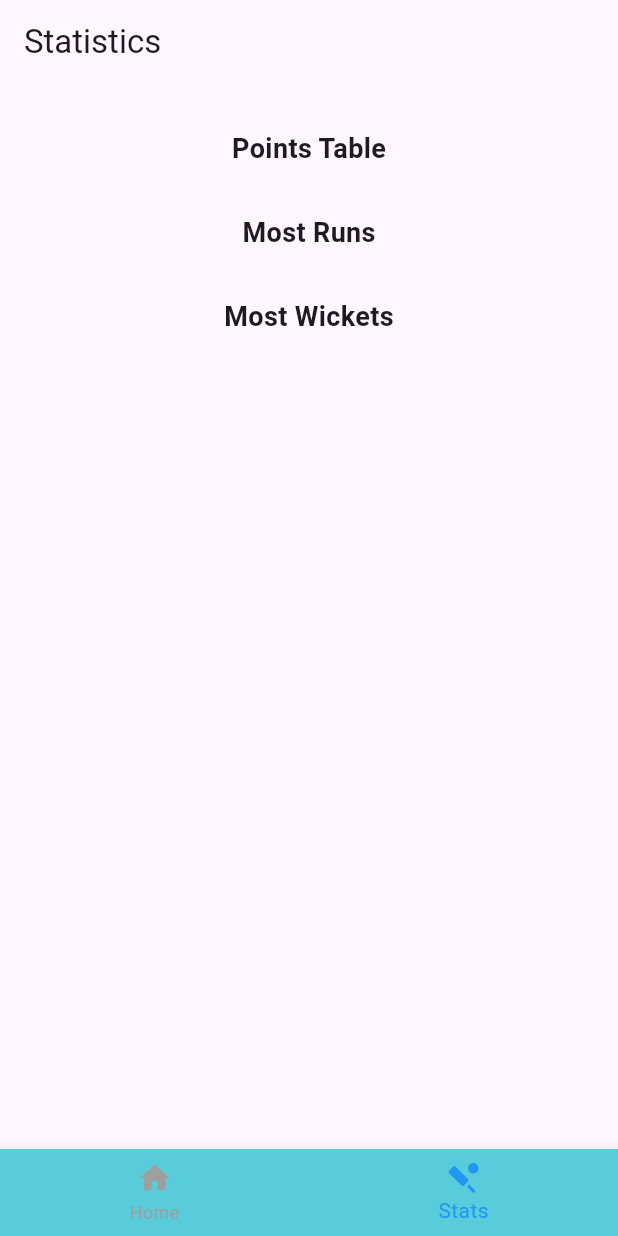
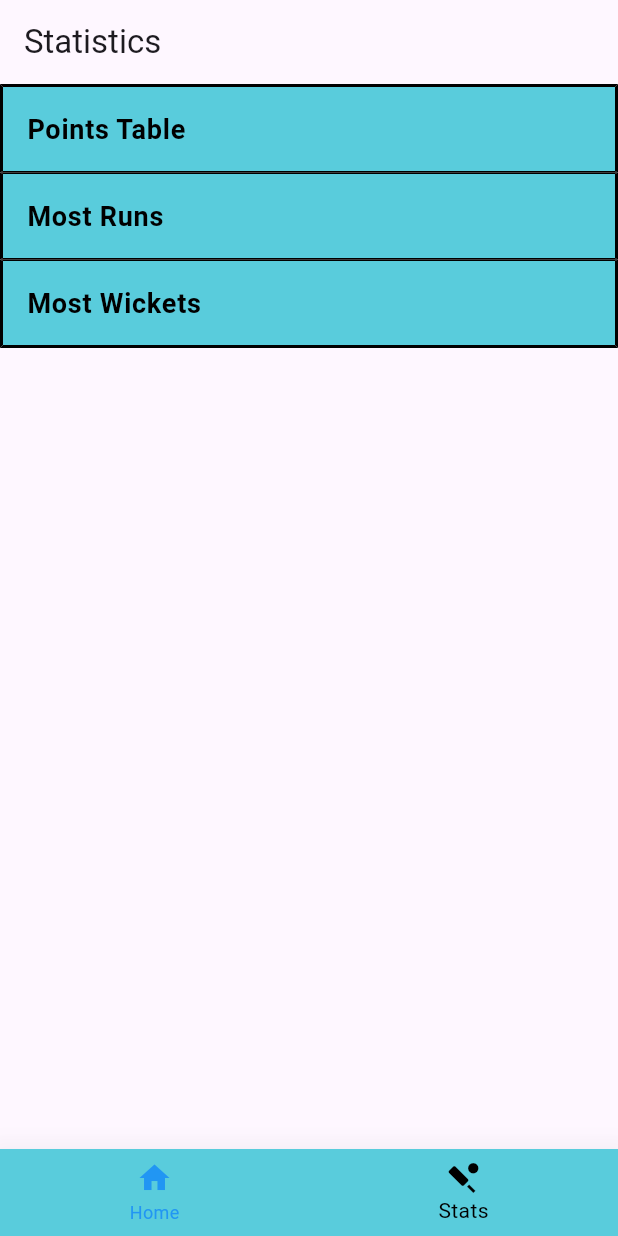
Before and after one commit to ShrihariJoshi/cricky, a Flutter app: the screen it shows after launch, item 2 of the bottom bar chosen, on a phone screen of 412 x 824 dp. Run offline on Flutter 3.47's test engine with Material 3 defaults, Android fonts, the phone set to English and light mode, and no system bars.

Commit message:
Stats page updated

```diff
--- a/lib/home_screen.dart
+++ b/lib/home_screen.dart
@@ -23,7 +23,7 @@
         title: const Center(child: Text('CRICBASE')),
       ),
       drawer: Drawer(
-        // backgroundColor: const Color.fromARGB(255, 166, 51, 35),
+        // backgroundColor: const Colors.grey,
         child: ListView(
           children: <Widget>[
             const Image(
--- a/lib/main.dart
+++ b/lib/main.dart
@@ -48,6 +48,7 @@ class NavigationBarState extends State<NavigationBar> {
         child: widgetOptions.elementAt(selectedIndex),
       ),
       bottomNavigationBar: BottomNavigationBar(
+        elevation: 20,
         backgroundColor: const Color.fromARGB(255, 89, 204, 220),
         items: const [
           BottomNavigationBarItem(
@@ -60,8 +61,8 @@ class NavigationBarState extends State<NavigationBar> {
           ),
         ],
         currentIndex: selectedIndex,
-        selectedItemColor: Colors.blue,
-        unselectedItemColor: Colors.grey,
+        selectedItemColor: Colors.black,
+        unselectedItemColor: Colors.blue,
         onTap: onItemTapped,
       ),
     );
--- a/lib/stats.dart
+++ b/lib/stats.dart
@@ -24,42 +24,78 @@ class Statistics extends StatelessWidget {
 
   @override
   Widget build(BuildContext context) {
-    return Column(
+    return ListView(
       children: <Widget>[
-      const SizedBox(height: 30, child: Align(alignment: Alignment.centerLeft,),),
-      GestureDetector(
+      Container(
+              decoration: const BoxDecoration(
+                  border: Border(
+                top: BorderSide(width: 2.0),
+                left: BorderSide(width: 2.0),
+                right: BorderSide(width: 2.0),
+                bottom: BorderSide(width: 1.0),
+              )),
+              child: ListTile(
                 onTap: () {
-          Navigator.push(
-              context,
-              MaterialPageRoute(
-                builder: (context) => const Standings(),
-              ));
+                  Navigator.push(context,
+                      MaterialPageRoute(builder: (context) => const Standings()));
                 },
-        child: const Text(
+                tileColor: const Color.fromARGB(255, 89, 204, 220),
+                title: const Text(
                   'Points Table',
-          style: TextStyle(fontSize: 18, fontWeight: FontWeight.bold),
+                  style: TextStyle(
+                    fontSize: 18,
+                    fontWeight: FontWeight.bold,
+                    color: Colors.black,
                   ),
                 ),
-      const SizedBox(height: 30),
-      GestureDetector(
+              ),
+            ),
+      Container(
+              decoration: const BoxDecoration(
+                  border: Border(
+                top: BorderSide(width: 1.0),
+                left: BorderSide(width: 2.0),
+                right: BorderSide(width: 2.0),
+                bottom: BorderSide(width: 1.0),
+              )),
+              child: ListTile(
                 onTap: () {
                   Navigator.push(context,
                       MaterialPageRoute(builder: (context) => const Mostruns()));
                 },
-        child: const Text(
+                tileColor: const Color.fromARGB(255, 89, 204, 220),
+                title: const Text(
                   'Most Runs',
-          style: TextStyle(fontSize: 18, fontWeight: FontWeight.bold),
+                  style: TextStyle(
+                    fontSize: 18,
+                    fontWeight: FontWeight.bold,
+                    color: Colors.black,
                   ),
                 ),
-      const SizedBox(height: 30),
-      GestureDetector(
+              ),
+            ),
+      Container(
+              decoration: const BoxDecoration(
+                  border: Border(
+                top: BorderSide(width: 1.0),
+                left: BorderSide(width: 2.0),
+                right: BorderSide(width: 2.0),
+                bottom: BorderSide(width: 2.0),
+              )),
+              child: ListTile(
                 onTap: () {
-          Navigator.push(
-              context, MaterialPageRoute(builder: (context) => Mostwickets()));
+                  Navigator.push(context,
+                      MaterialPageRoute(builder: (context) => Mostwickets()));
                 },
-        child: const Text(
+                tileColor: const Color.fromARGB(255, 89, 204, 220),
+                title: const Text(
                   'Most Wickets',
-          style: TextStyle(fontSize: 18, fontWeight: FontWeight.bold),
+                  style: TextStyle(
+                    fontSize: 18,
+                    fontWeight: FontWeight.bold,
+                    color: Colors.black,
+                  ),
+                ),
               ),
             ),
     ]);
```
Lines whose indentation alone changed are shown as unchanged.
